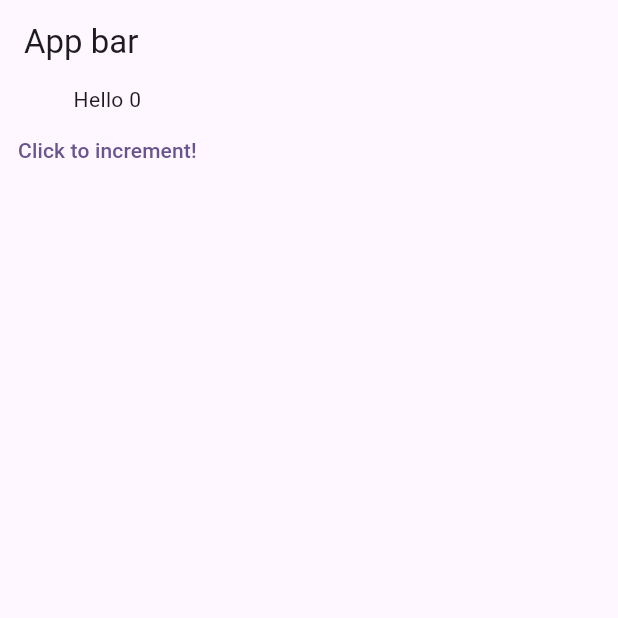
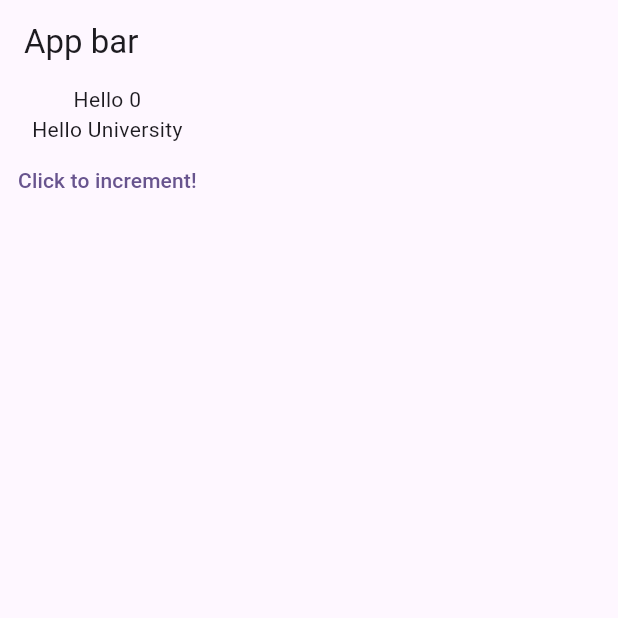
Before and after one commit to manelk/flutter-workshop-itech-uni, a Flutter app: the screen it shows after launch, on a phone screen of 412 x 824 dp, the top half of it. Run offline on Flutter 3.47's test engine with Material 3 defaults, Android fonts, the phone set to English and light mode, and no system bars.

Commit message:
Add attribute name and change it

```diff
--- a/lib/widgets/counter_widget.dart
+++ b/lib/widgets/counter_widget.dart
@@ -9,10 +9,12 @@ class CounterScreen extends StatefulWidget {
 
 class _MyWidgetState extends State<CounterScreen> {
   int counter = 0;
+  String name = "University";
 
   void increment() {
     setState(() {
       counter++;
+      name = "University Edited";
     });
   }
 
@@ -21,6 +23,7 @@ class _MyWidgetState extends State<CounterScreen> {
     return Column(
       children: [
         Text("Hello $counter"),
+        Text("Hello $name"),
         TextButton(onPressed: increment, child: Text("Click to increment!")),
       ],
     );
```
